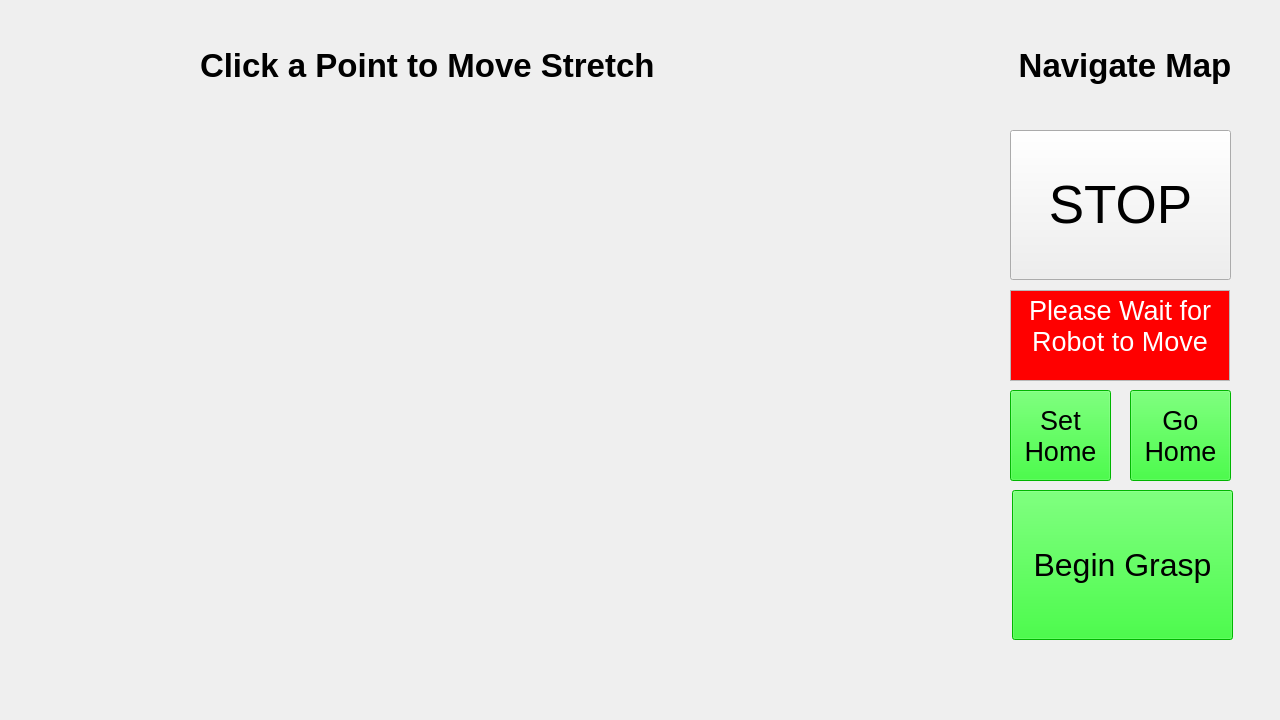
Before: the Qt Designer form stretch_gui/include/stretch_gui/mainwindow.ui in NateWright/stretch_ros, drawn with Qt 5.
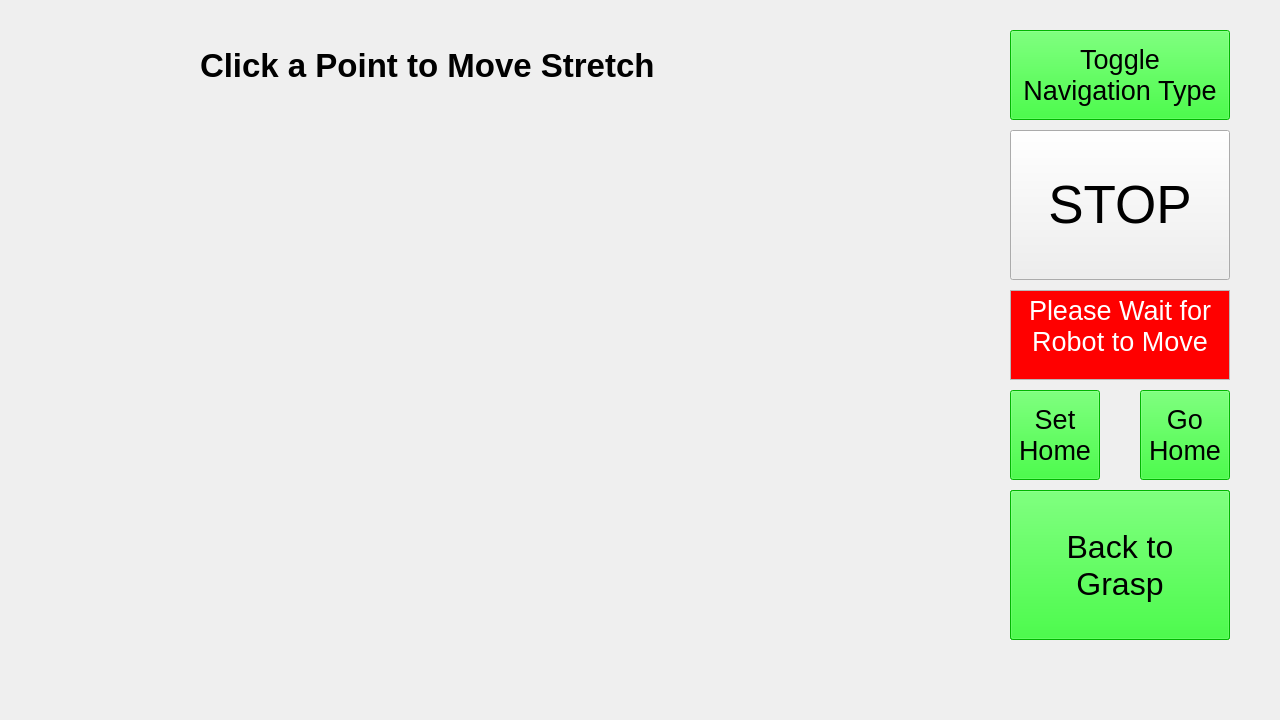
After: the same form once the commit is applied. The open tabs and pages were chosen to show the change. Icons and pictures are not drawn. Custom widgets are drawn as their Qt base class.

Patch:
```diff
--- a/stretch_gui/include/stretch_gui/mainwindow.ui
+++ b/stretch_gui/include/stretch_gui/mainwindow.ui
@@ -279,236 +279,12 @@
        <bool>true</bool>
       </property>
      </widget>
-     <widget class="QLabel" name="NavigateMapLabel">
-      <property name="geometry">
-       <rect>
-        <x>975</x>
-        <y>40</y>
-        <width>300</width>
-        <height>50</height>
-       </rect>
-      </property>
-      <property name="palette">
-       <palette>
-        <active>
-         <colorrole role="Button">
-          <brush brushstyle="SolidPattern">
-           <color alpha="255">
-            <red>255</red>
-            <green>255</green>
-            <blue>255</blue>
-           </color>
-          </brush>
-         </colorrole>
-         <colorrole role="Midlight">
-          <brush brushstyle="SolidPattern">
-           <color alpha="255">
-            <red>255</red>
-            <green>255</green>
-            <blue>255</blue>
-           </color>
-          </brush>
-         </colorrole>
-         <colorrole role="Dark">
-          <brush brushstyle="SolidPattern">
-           <color alpha="255">
-            <red>127</red>
-            <green>127</green>
-            <blue>127</blue>
-           </color>
-          </brush>
-         </colorrole>
-         <colorrole role="Mid">
-          <brush brushstyle="SolidPattern">
-           <color alpha="255">
-            <red>170</red>
-            <green>170</green>
-            <blue>170</blue>
-           </color>
-          </brush>
-         </colorrole>
-         <colorrole role="Window">
-          <brush brushstyle="SolidPattern">
-           <color alpha="255">
-            <red>255</red>
-            <green>255</green>
-            <blue>255</blue>
-           </color>
-          </brush>
-         </colorrole>
-         <colorrole role="Shadow">
-          <brush brushstyle="SolidPattern">
-           <color alpha="255">
-            <red>0</red>
-            <green>0</green>
-            <blue>0</blue>
-           </color>
-          </brush>
-         </colorrole>
-         <colorrole role="AlternateBase">
-          <brush brushstyle="SolidPattern">
-           <color alpha="255">
-            <red>255</red>
-            <green>255</green>
-            <blue>255</blue>
-           </color>
-          </brush>
-         </colorrole>
-        </active>
-        <inactive>
-         <colorrole role="Button">
-          <brush brushstyle="SolidPattern">
-           <color alpha="255">
-            <red>255</red>
-            <green>255</green>
-            <blue>255</blue>
-           </color>
-          </brush>
-         </colorrole>
-         <colorrole role="Midlight">
-          <brush brushstyle="SolidPattern">
-           <color alpha="255">
-            <red>255</red>
-            <green>255</green>
-            <blue>255</blue>
-           </color>
-          </brush>
-         </colorrole>
-         <colorrole role="Dark">
-          <brush brushstyle="SolidPattern">
-           <color alpha="255">
-            <red>127</red>
-            <green>127</green>
-            <blue>127</blue>
-           </color>
-          </brush>
-         </colorrole>
-         <colorrole role="Mid">
-          <brush brushstyle="SolidPattern">
-           <color alpha="255">
-            <red>170</red>
-            <green>170</green>
-            <blue>170</blue>
-           </color>
-          </brush>
-         </colorrole>
-         <colorrole role="Window">
-          <brush brushstyle="SolidPattern">
-           <color alpha="255">
-            <red>255</red>
-            <green>255</green>
-            <blue>255</blue>
-           </color>
-          </brush>
-         </colorrole>
-         <colorrole role="Shadow">
-          <brush brushstyle="SolidPattern">
-           <color alpha="255">
-            <red>0</red>
-            <green>0</green>
-            <blue>0</blue>
-           </color>
-          </brush>
-         </colorrole>
-         <colorrole role="AlternateBase">
-          <brush brushstyle="SolidPattern">
-           <color alpha="255">
-            <red>255</red>
-            <green>255</green>
-            <blue>255</blue>
-           </color>
-          </brush>
-         </colorrole>
-        </inactive>
-        <disabled>
-         <colorrole role="Button">
-          <brush brushstyle="SolidPattern">
-           <color alpha="255">
-            <red>255</red>
-            <green>255</green>
-            <blue>255</blue>
-           </color>
-          </brush>
-         </colorrole>
-         <colorrole role="Midlight">
-          <brush brushstyle="SolidPattern">
-           <color alpha="255">
-            <red>255</red>
-            <green>255</green>
-            <blue>255</blue>
-           </color>
-          </brush>
-         </colorrole>
-         <colorrole role="Dark">
-          <brush brushstyle="SolidPattern">
-           <color alpha="255">
-            <red>127</red>
-            <green>127</green>
-            <blue>127</blue>
-           </color>
-          </brush>
-         </colorrole>
-         <colorrole role="Mid">
-          <brush brushstyle="SolidPattern">
-           <color alpha="255">
-            <red>170</red>
-            <green>170</green>
-            <blue>170</blue>
-           </color>
-          </brush>
-         </colorrole>
-         <colorrole role="Window">
-          <brush brushstyle="SolidPattern">
-           <color alpha="255">
-            <red>255</red>
-            <green>255</green>
-            <blue>255</blue>
-           </color>
-          </brush>
-         </colorrole>
-         <colorrole role="Shadow">
-          <brush brushstyle="SolidPattern">
-           <color alpha="255">
-            <red>0</red>
-            <green>0</green>
-            <blue>0</blue>
-           </color>
-          </brush>
-         </colorrole>
-         <colorrole role="AlternateBase">
-          <brush brushstyle="SolidPattern">
-           <color alpha="255">
-            <red>255</red>
-            <green>255</green>
-            <blue>255</blue>
-           </color>
-          </brush>
-         </colorrole>
-        </disabled>
-       </palette>
-      </property>
-      <property name="font">
-       <font>
-        <pointsize>25</pointsize>
-        <bold>true</bold>
-       </font>
-      </property>
-      <property name="text">
-       <string>Navigate Map</string>
-      </property>
-      <property name="scaledContents">
-       <bool>false</bool>
-      </property>
-      <property name="alignment">
-       <set>Qt::AlignCenter</set>
-      </property>
-     </widget>
      <widget class="QPushButton" name="ButtonGrasp">
       <property name="geometry">
        <rect>
-        <x>1012</x>
+        <x>1010</x>
         <y>490</y>
-        <width>221</width>
+        <width>220</width>
         <height>150</height>
        </rect>
       </property>
@@ -753,7 +529,7 @@
         <x>1010</x>
         <y>290</y>
         <width>220</width>
-        <height>91</height>
+        <height>90</height>
        </rect>
       </property>
       <property name="html">
@@ -769,7 +545,7 @@
        <rect>
         <x>1010</x>
         <y>130</y>
-        <width>221</width>
+        <width>220</width>
         <height>150</height>
        </rect>
       </property>
@@ -1016,8 +792,8 @@
        <rect>
         <x>1010</x>
         <y>390</y>
-        <width>101</width>
-        <height>91</height>
+        <width>90</width>
+        <height>90</height>
        </rect>
       </property>
       <property name="palette">
@@ -1260,10 +1036,10 @@
      <widget class="QPushButton" name="ButtonNavigateHome">
       <property name="geometry">
        <rect>
-        <x>1130</x>
+        <x>1140</x>
         <y>390</y>
-        <width>101</width>
-        <height>91</height>
+        <width>90</width>
+        <height>90</height>
        </rect>
       </property>
       <property name="palette">
@@ -1503,6 +1279,497 @@
 Home</string>
       </property>
      </widget>
+     <widget class="QPushButton" name="ButtonBackToGrasp">
+      <property name="geometry">
+       <rect>
+        <x>1010</x>
+        <y>490</y>
+        <width>220</width>
+        <height>150</height>
+       </rect>
+      </property>
+      <property name="palette">
+       <palette>
+        <active>
+         <colorrole role="Button">
+          <brush brushstyle="SolidPattern">
+           <color alpha="255">
+            <red>0</red>
+            <green>255</green>
+            <blue>0</blue>
+           </color>
+          </brush>
+         </colorrole>
+         <colorrole role="Light">
+          <brush brushstyle="SolidPattern">
+           <color alpha="255">
+            <red>127</red>
+            <green>255</green>
+            <blue>127</blue>
+           </color>
+          </brush>
+         </colorrole>
+         <colorrole role="Midlight">
+          <brush brushstyle="SolidPattern">
+           <color alpha="255">
+            <red>63</red>
+            <green>255</green>
+            <blue>63</blue>
+           </color>
+          </brush>
+         </colorrole>
+         <colorrole role="Dark">
+          <brush brushstyle="SolidPattern">
+           <color alpha="255">
+            <red>0</red>
+            <green>127</green>
+            <blue>0</blue>
+           </color>
+          </brush>
+         </colorrole>
+         <colorrole role="Mid">
+          <brush brushstyle="SolidPattern">
+           <color alpha="255">
+            <red>0</red>
+            <green>170</green>
+            <blue>0</blue>
+           </color>
+          </brush>
+         </colorrole>
+         <colorrole role="Window">
+          <brush brushstyle="SolidPattern">
+           <color alpha="255">
+            <red>0</red>
+            <green>255</green>
+            <blue>0</blue>
+           </color>
+          </brush>
+         </colorrole>
+         <colorrole role="Shadow">
+          <brush brushstyle="SolidPattern">
+           <color alpha="255">
+            <red>0</red>
+            <green>0</green>
+            <blue>0</blue>
+           </color>
+          </brush>
+         </colorrole>
+         <colorrole role="AlternateBase">
+          <brush brushstyle="SolidPattern">
+           <color alpha="255">
+            <red>127</red>
+            <green>255</green>
+            <blue>127</blue>
+           </color>
+          </brush>
+         </colorrole>
+        </active>
+        <inactive>
+         <colorrole role="Button">
+          <brush brushstyle="SolidPattern">
+           <color alpha="255">
+            <red>0</red>
+            <green>255</green>
+            <blue>0</blue>
+           </color>
+          </brush>
+         </colorrole>
+         <colorrole role="Light">
+          <brush brushstyle="SolidPattern">
+           <color alpha="255">
+            <red>127</red>
+            <green>255</green>
+            <blue>127</blue>
+           </color>
+          </brush>
+         </colorrole>
+         <colorrole role="Midlight">
+          <brush brushstyle="SolidPattern">
+           <color alpha="255">
+            <red>63</red>
+            <green>255</green>
+            <blue>63</blue>
+           </color>
+          </brush>
+         </colorrole>
+         <colorrole role="Dark">
+          <brush brushstyle="SolidPattern">
+           <color alpha="255">
+            <red>0</red>
+            <green>127</green>
+            <blue>0</blue>
+           </color>
+          </brush>
+         </colorrole>
+         <colorrole role="Mid">
+          <brush brushstyle="SolidPattern">
+           <color alpha="255">
+            <red>0</red>
+            <green>170</green>
+            <blue>0</blue>
+           </color>
+          </brush>
+         </colorrole>
+         <colorrole role="Window">
+          <brush brushstyle="SolidPattern">
+           <color alpha="255">
+            <red>0</red>
+            <green>255</green>
+            <blue>0</blue>
+           </color>
+          </brush>
+         </colorrole>
+         <colorrole role="Shadow">
+          <brush brushstyle="SolidPattern">
+           <color alpha="255">
+            <red>0</red>
+            <green>0</green>
+            <blue>0</blue>
+           </color>
+          </brush>
+         </colorrole>
+         <colorrole role="AlternateBase">
+          <brush brushstyle="SolidPattern">
+           <color alpha="255">
+            <red>127</red>
+            <green>255</green>
+            <blue>127</blue>
+           </color>
+          </brush>
+         </colorrole>
+        </inactive>
+        <disabled>
+         <colorrole role="Button">
+          <brush brushstyle="SolidPattern">
+           <color alpha="255">
+            <red>0</red>
+            <green>255</green>
+            <blue>0</blue>
+           </color>
+          </brush>
+         </colorrole>
+         <colorrole role="Light">
+          <brush brushstyle="SolidPattern">
+           <color alpha="255">
+            <red>127</red>
+            <green>255</green>
+            <blue>127</blue>
+           </color>
+          </brush>
+         </colorrole>
+         <colorrole role="Midlight">
+          <brush brushstyle="SolidPattern">
+           <color alpha="255">
+            <red>63</red>
+            <green>255</green>
+            <blue>63</blue>
+           </color>
+          </brush>
+         </colorrole>
+         <colorrole role="Dark">
+          <brush brushstyle="SolidPattern">
+           <color alpha="255">
+            <red>0</red>
+            <green>127</green>
+            <blue>0</blue>
+           </color>
+          </brush>
+         </colorrole>
+         <colorrole role="Mid">
+          <brush brushstyle="SolidPattern">
+           <color alpha="255">
+            <red>0</red>
+            <green>170</green>
+            <blue>0</blue>
+           </color>
+          </brush>
+         </colorrole>
+         <colorrole role="Window">
+          <brush brushstyle="SolidPattern">
+           <color alpha="255">
+            <red>0</red>
+            <green>255</green>
+            <blue>0</blue>
+           </color>
+          </brush>
+         </colorrole>
+         <colorrole role="Shadow">
+          <brush brushstyle="SolidPattern">
+           <color alpha="255">
+            <red>0</red>
+            <green>0</green>
+            <blue>0</blue>
+           </color>
+          </brush>
+         </colorrole>
+         <colorrole role="AlternateBase">
+          <brush brushstyle="SolidPattern">
+           <color alpha="255">
+            <red>0</red>
+            <green>255</green>
+            <blue>0</blue>
+           </color>
+          </brush>
+         </colorrole>
+        </disabled>
+       </palette>
+      </property>
+      <property name="font">
+       <font>
+        <pointsize>24</pointsize>
+       </font>
+      </property>
+      <property name="text">
+       <string>Back to
+Grasp</string>
+      </property>
+     </widget>
+     <widget class="QPushButton" name="ButtonToggleNavType">
+      <property name="geometry">
+       <rect>
+        <x>1010</x>
+        <y>30</y>
+        <width>220</width>
+        <height>90</height>
+       </rect>
+      </property>
+      <property name="palette">
+       <palette>
+        <active>
+         <colorrole role="Button">
+          <brush brushstyle="SolidPattern">
+           <color alpha="255">
+            <red>0</red>
+            <green>255</green>
+            <blue>0</blue>
+           </color>
+          </brush>
+         </colorrole>
+         <colorrole role="Light">
+          <brush brushstyle="SolidPattern">
+           <color alpha="255">
+            <red>127</red>
+            <green>255</green>
+            <blue>127</blue>
+           </color>
+          </brush>
+         </colorrole>
+         <colorrole role="Midlight">
+          <brush brushstyle="SolidPattern">
+           <color alpha="255">
+            <red>63</red>
+            <green>255</green>
+            <blue>63</blue>
+           </color>
+          </brush>
+         </colorrole>
+         <colorrole role="Dark">
+          <brush brushstyle="SolidPattern">
+           <color alpha="255">
+            <red>0</red>
+            <green>127</green>
+            <blue>0</blue>
+           </color>
+          </brush>
+         </colorrole>
+         <colorrole role="Mid">
+          <brush brushstyle="SolidPattern">
+           <color alpha="255">
+            <red>0</red>
+            <green>170</green>
+            <blue>0</blue>
+           </color>
+          </brush>
+         </colorrole>
+         <colorrole role="Window">
+          <brush brushstyle="SolidPattern">
+           <color alpha="255">
+            <red>0</red>
+            <green>255</green>
+            <blue>0</blue>
+           </color>
+          </brush>
+         </colorrole>
+         <colorrole role="Shadow">
+          <brush brushstyle="SolidPattern">
+           <color alpha="255">
+            <red>0</red>
+            <green>0</green>
+            <blue>0</blue>
+           </color>
+          </brush>
+         </colorrole>
+         <colorrole role="AlternateBase">
+          <brush brushstyle="SolidPattern">
+           <color alpha="255">
+            <red>127</red>
+            <green>255</green>
+            <blue>127</blue>
+           </color>
+          </brush>
+         </colorrole>
+        </active>
+        <inactive>
+         <colorrole role="Button">
+          <brush brushstyle="SolidPattern">
+           <color alpha="255">
+            <red>0</red>
+            <green>255</green>
+            <blue>0</blue>
+           </color>
+          </brush>
+         </colorrole>
+         <colorrole role="Light">
+          <brush brushstyle="SolidPattern">
+           <color alpha="255">
+            <red>127</red>
+            <green>255</green>
+            <blue>127</blue>
+           </color>
+          </brush>
+         </colorrole>
+         <colorrole role="Midlight">
+          <brush brushstyle="SolidPattern">
+           <color alpha="255">
+            <red>63</red>
+            <green>255</green>
+            <blue>63</blue>
+           </color>
+          </brush>
+         </colorrole>
+         <colorrole role="Dark">
+          <brush brushstyle="SolidPattern">
+           <color alpha="255">
+            <red>0</red>
+            <green>127</green>
+            <blue>0</blue>
+           </color>
+          </brush>
+         </colorrole>
+         <colorrole role="Mid">
+          <brush brushstyle="SolidPattern">
+           <color alpha="255">
+            <red>0</red>
+            <green>170</green>
+            <blue>0</blue>
+           </color>
+          </brush>
+         </colorrole>
+         <colorrole role="Window">
+          <brush brushstyle="SolidPattern">
+           <color alpha="255">
+            <red>0</red>
+            <green>255</green>
+            <blue>0</blue>
+           </color>
+          </brush>
+         </colorrole>
+         <colorrole role="Shadow">
+          <brush brushstyle="SolidPattern">
+           <color alpha="255">
+            <red>0</red>
+            <green>0</green>
+            <blue>0</blue>
+           </color>
+          </brush>
+         </colorrole>
+         <colorrole role="AlternateBase">
+          <brush brushstyle="SolidPattern">
+           <color alpha="255">
+            <red>127</red>
+            <green>255</green>
+            <blue>127</blue>
+           </color>
+          </brush>
+         </colorrole>
+        </inactive>
+        <disabled>
+         <colorrole role="Button">
+          <brush brushstyle="SolidPattern">
+           <color alpha="255">
+            <red>0</red>
+            <green>255</green>
+            <blue>0</blue>
+           </color>
+          </brush>
+         </colorrole>
+         <colorrole role="Light">
+          <brush brushstyle="SolidPattern">
+           <color alpha="255">
+            <red>127</red>
+            <green>255</green>
+            <blue>127</blue>
+           </color>
+          </brush>
+         </colorrole>
+         <colorrole role="Midlight">
+          <brush brushstyle="SolidPattern">
+           <color alpha="255">
+            <red>63</red>
+            <green>255</green>
+            <blue>63</blue>
+           </color>
+          </brush>
+         </colorrole>
+         <colorrole role="Dark">
+          <brush brushstyle="SolidPattern">
+           <color alpha="255">
+            <red>0</red>
+            <green>127</green>
+            <blue>0</blue>
+           </color>
+          </brush>
+         </colorrole>
+         <colorrole role="Mid">
+          <brush brushstyle="SolidPattern">
+           <color alpha="255">
+            <red>0</red>
+            <green>170</green>
+            <blue>0</blue>
+           </color>
+          </brush>
+         </colorrole>
+         <colorrole role="Window">
+          <brush brushstyle="SolidPattern">
+           <color alpha="255">
+            <red>0</red>
+            <green>255</green>
+            <blue>0</blue>
+           </color>
+          </brush>
+         </colorrole>
+         <colorrole role="Shadow">
+          <brush brushstyle="SolidPattern">
+           <color alpha="255">
+            <red>0</red>
+            <green>0</green>
+            <blue>0</blue>
+           </color>
+          </brush>
+         </colorrole>
+         <colorrole role="AlternateBase">
+          <brush brushstyle="SolidPattern">
+           <color alpha="255">
+            <red>0</red>
+            <green>255</green>
+            <blue>0</blue>
+           </color>
+          </brush>
+         </colorrole>
+        </disabled>
+       </palette>
+      </property>
+      <property name="font">
+       <font>
+        <pointsize>20</pointsize>
+        <bold>false</bold>
+       </font>
+      </property>
+      <property name="text">
+       <string>Toggle
+Navigation Type</string>
+      </property>
+     </widget>
     </widget>
     <widget class="QWidget" name="page_2">
      <property name="enabled">
```
Left out of the diff: 1044 changed lines with no effect on the pictures.
